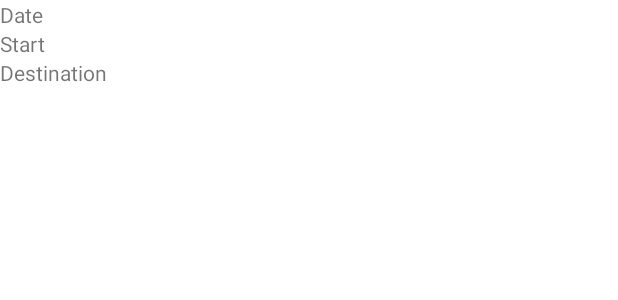
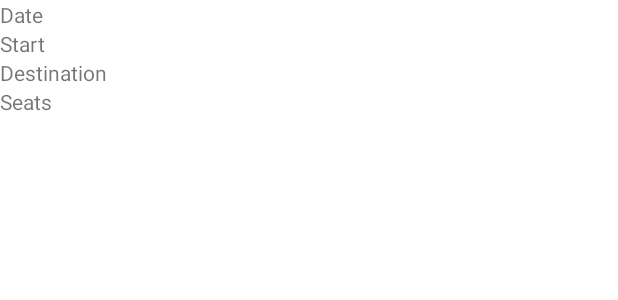
Before and after one commit to kevins10/BackseatDrivers, an Android app: the layout rides_adapter.xml on its own in the app's theme, with its tools: preview values and no code run, on a phone screen of 412 x 824 dp. Shown: the top 300 px of the screen. Run offline under Robolectric (Android 15) with nearby library versions, the phone set to English and light mode, and no system bars.

Commit message:
add available seats details to rides page

```diff
--- a/app/src/main/java/com/example/backseatdrivers/ui/rides/RidesFragment.kt
+++ b/app/src/main/java/com/example/backseatdrivers/ui/rides/RidesFragment.kt
@@ -86,7 +86,7 @@ class RidesFragment : Fragment() {
                     ride.start_location = i.child("start_location").value.toString()
                     ride.end_address = i.child("end_address").value.toString()
                     ride.start_address = i.child("start_address").value.toString()
-                    ride.host_id = i.child("host_id").value.toString()
+                    ride.num_seats = i.child("num_seats").value.toString().toInt()
                     arrayList.add(ride)
                 }
                 LV.adapter = ridesAdapter
--- a/app/src/main/res/layout/rides_adapter.xml
+++ b/app/src/main/res/layout/rides_adapter.xml
@@ -22,7 +22,11 @@
         android:id = "@+id/ra_dest"
         android:text="Destination"/>
 
-
+    <TextView
+        android:layout_width="wrap_content"
+        android:layout_height="wrap_content"
+        android:id = "@+id/ra_seats"
+        android:text="Seats"/>
 
 
 </LinearLayout>
```
Also changed, not shown: app/src/main/java/com/example/backseatdrivers/ui/rides/RidesAdapter.kt (+17 -4 lines).
